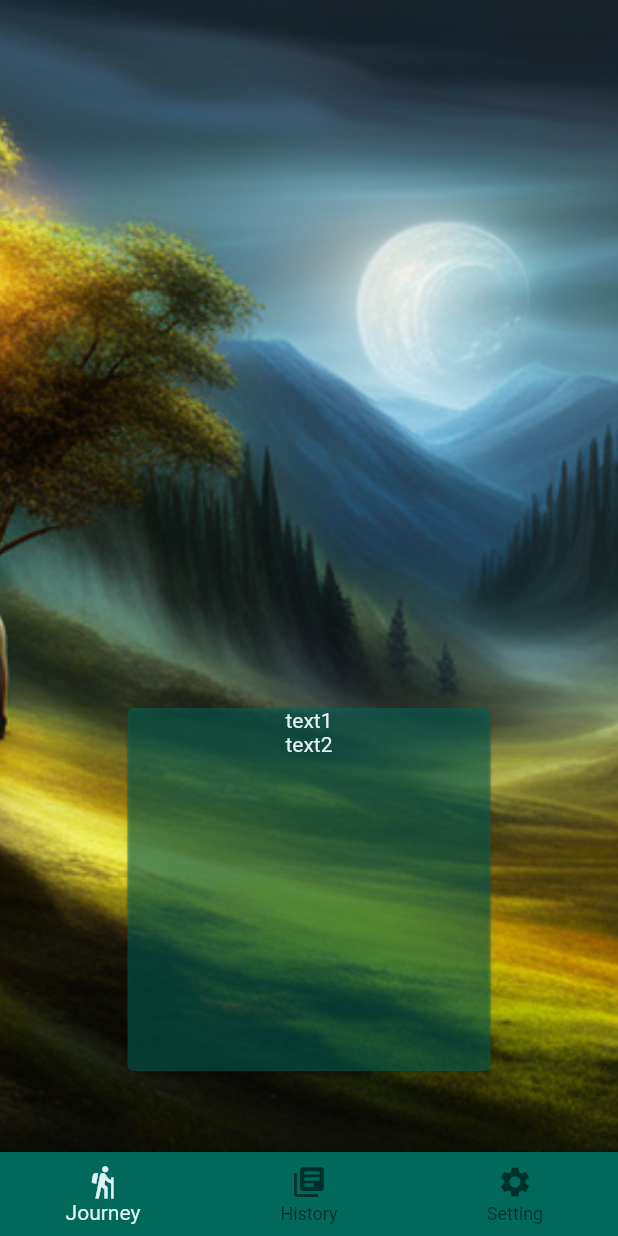
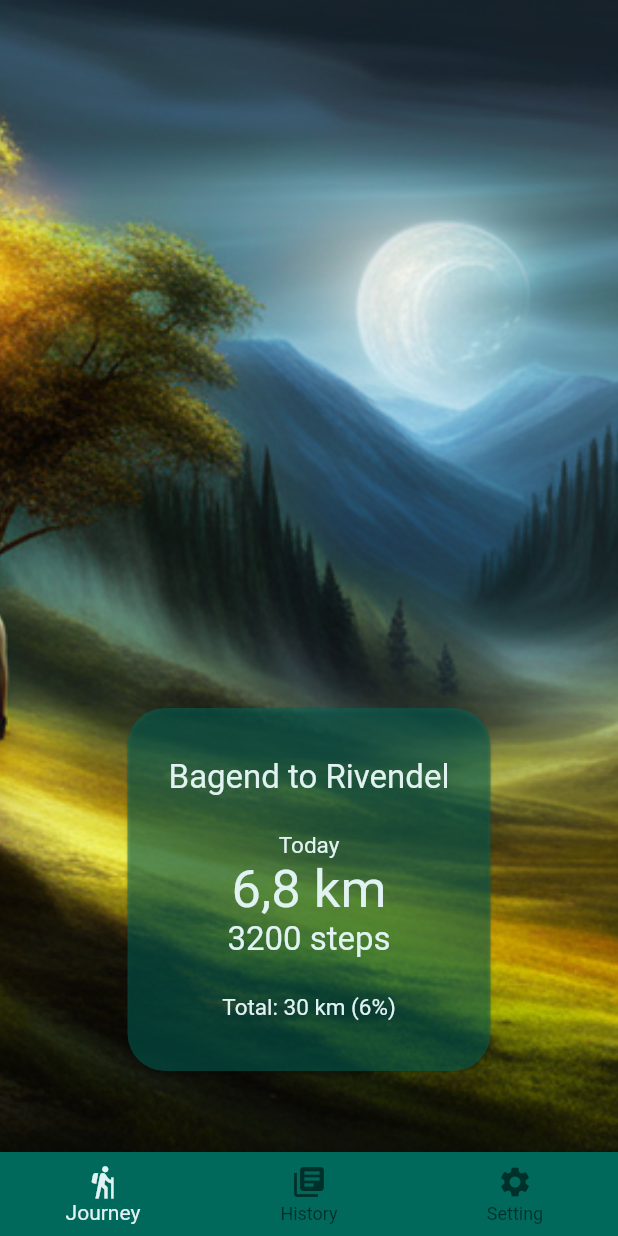
Before and after one commit to Katarzyna-Kadziolka/FantasyOdyssey, a Flutter app: the MainPage screen opened directly, on a phone screen of 412 x 824 dp. Run offline on Flutter 3.47's test engine with Material 2 defaults, Android fonts, the phone set to English and light mode, and no system bars; our stand-ins replace get, google_sign_in, permission_handler; missing offline and left inert: health.

Commit message:
Summary page text styles

```diff
--- a/lib/Pages/NavPages/summary_page.dart
+++ b/lib/Pages/NavPages/summary_page.dart
@@ -22,21 +22,49 @@ class _SummaryPageState extends State<SummaryPage> {
         height: 250,
         width: 250,
         margin: const EdgeInsets.only(bottom: 50),
-
         child: Card(
           color: const Color(0xFF00695C).withOpacity(0.5),
+          shape: RoundedRectangleBorder(
+            borderRadius: BorderRadius.circular(25)
+          ),
           child: DefaultTextStyle(
-            style: TextStyle(color: Color(0xFFE0F2F1)),
-            child: Column (
+            style: const TextStyle(color: Color(0xFFE0F2F1)),
+            child: Padding(
+              padding: const EdgeInsets.all(10.0),
+              child: Column(
+                mainAxisAlignment: MainAxisAlignment.spaceEvenly,
                 children: [
-                Text("text1"),
-                Text("text2")
+                  Text(
+                    "Bagend to Rivendel",
+                    style: TextStyle(fontSize: 22),
+                  ),
+                  Column(
+                    mainAxisAlignment: MainAxisAlignment.spaceBetween,
+                    children: [
+                      Text(
+                        "Today",
+                        style: TextStyle(fontSize: 15),
+                      ),
+                      Text(
+                        "6,8 km",
+                        style: TextStyle(fontSize: 35),
+                      ),
+                      Text(
+                        "3200 steps",
+                        style: TextStyle(fontSize: 22),
+                      ),
+                    ],
+                  ),
+                  Text(
+                    "Total: 30 km (6%)",
+                    style: TextStyle(fontSize: 15),
+                  )
                 ],
               ),
             ),
           ),
         ),
-
+      ),
     );
   }
 }
```
Lines whose indentation alone changed are shown as unchanged.
